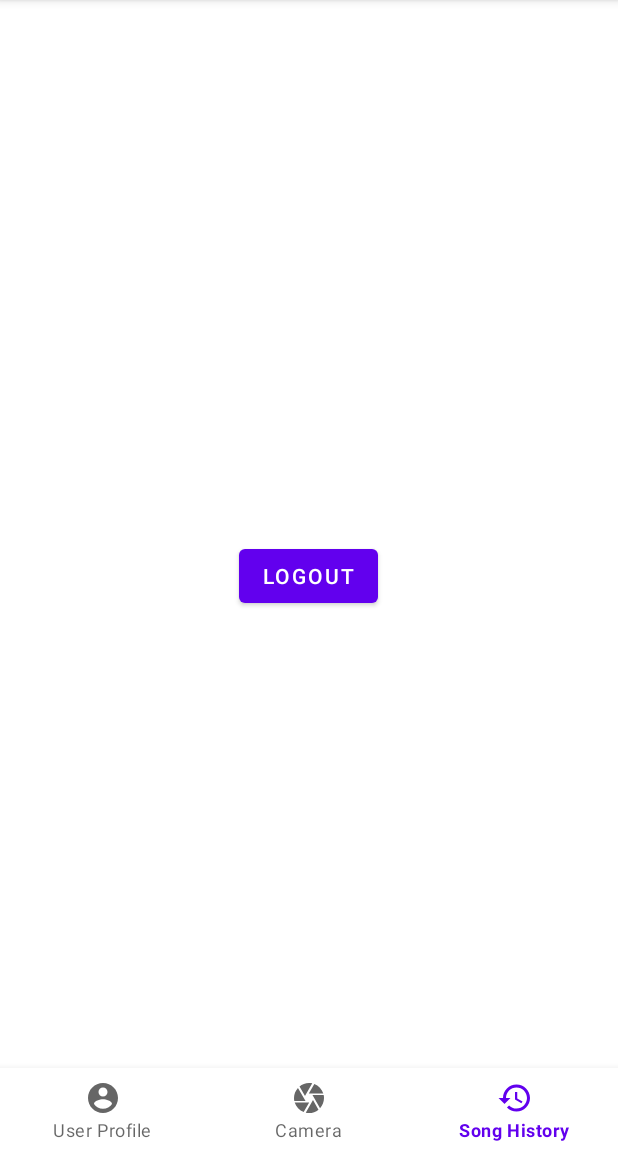
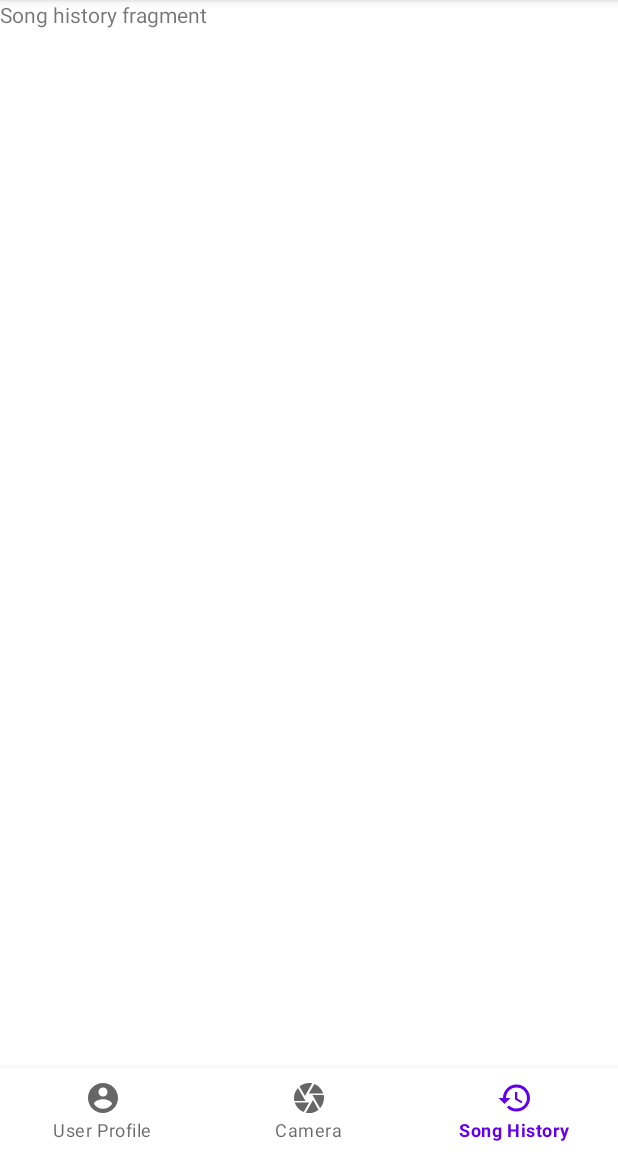
Before and after one commit to Alberto-Cortes/beto_cortes_fbu, an Android app: the MainActivity screen opened directly, with no data from a screen before it, item 3 of the bottom bar chosen, on a phone screen of 412 x 824 dp, the part 84-1236 px from its top. Run offline under Robolectric (Android 15) with nearby library versions, the phone set to English and light mode, and no system bars; libraries missing offline, so code that uses them is left out: com.parse.

Commit message:
MainActivity fragments
MainActivity now has a fragment for each option on the bottom navigation view

```diff
--- a/app/build.gradle
+++ b/app/build.gradle
@@ -38,6 +38,7 @@ dependencies {
     implementation 'androidx.appcompat:appcompat:1.3.0'
     implementation 'com.google.android.material:material:1.4.0'
     implementation 'androidx.constraintlayout:constraintlayout:2.0.4'
+    implementation 'androidx.legacy:legacy-support-v4:1.0.0'
     testImplementation 'junit:junit:4.+'
     androidTestImplementation 'androidx.test.ext:junit:1.1.3'
     androidTestImplementation 'androidx.test.espresso:espresso-core:3.4.0'
--- a/app/src/main/java/com/example/photostomusic/LoginActivity.java
+++ b/app/src/main/java/com/example/photostomusic/LoginActivity.java
@@ -17,6 +17,7 @@ import android.widget.Button;
 import android.widget.EditText;
 import android.widget.Toast;
 
+// TODO: Add docs to readme on GitHub
 public class LoginActivity extends AppCompatActivity {
 
     // Class name used as TAG for debugging
@@ -24,6 +25,7 @@ public class LoginActivity extends AppCompatActivity {
 
     // PSF variables required to interact with the Spotify Auth API
     private static final String CLIENT_ID = "59a64c83ef024ea786df03a966505f91";
+    // TODO: Replace code with a not so common number
     private static final int REQUEST_CODE = 1337;
     private static final String REDIRECT_URI = "intent://";
 
@@ -107,6 +109,7 @@ public class LoginActivity extends AppCompatActivity {
     protected void onActivityResult(int requestCode, int resultCode, @Nullable Intent data) {
         super.onActivityResult(requestCode, resultCode, data);
 
+        // TODO: Check on result code to this conditions
         // Check if result comes from the correct activity
         if (requestCode == REQUEST_CODE) {
             AuthenticationResponse response = AuthenticationClient.getResponse(resultCode, data);
--- a/app/src/main/java/com/example/photostomusic/MainActivity.java
+++ b/app/src/main/java/com/example/photostomusic/MainActivity.java
@@ -1,12 +1,20 @@
 package com.example.photostomusic;
 
+import androidx.annotation.NonNull;
 import androidx.appcompat.app.AppCompatActivity;
+import androidx.fragment.app.Fragment;
+import androidx.fragment.app.FragmentManager;
 
 import android.content.Intent;
 import android.os.Bundle;
+import android.view.MenuItem;
 import android.view.View;
 import android.widget.Button;
+import android.widget.Toast;
 
+import com.example.photostomusic.fragments.CameraFragment;
+import com.example.photostomusic.fragments.SongHistoryFragment;
+import com.example.photostomusic.fragments.UserProfileFragment;
 import com.google.android.material.bottomnavigation.BottomNavigationView;
 import com.parse.ParseUser;
 
@@ -24,8 +32,12 @@ public class MainActivity extends AppCompatActivity {
         super.onCreate(savedInstanceState);
         setContentView(R.layout.activity_main);
 
+        // Fragment manager for bottom navigation view
+        FragmentManager fragmentManager = getSupportFragmentManager();
+
+
         // Connect visual and logic parts
-        btnLogout = findViewById(R.id.btnLogout);
+        //btnLogout = findViewById(R.id.btnLogout);
         bottomNavigationView = findViewById(R.id.bottom_navigation);
 
         // Get token from the intent extras
@@ -33,7 +45,7 @@ public class MainActivity extends AppCompatActivity {
 
         // Logout of the Parse backend, looking for ways to logout of the Spotify API, not sure
         // if possible as it is not present on the docs.
-        btnLogout.setOnClickListener(new View.OnClickListener() {
+        /*btnLogout.setOnClickListener(new View.OnClickListener() {
             @Override
             public void onClick(View v) {
                 ParseUser.logOut();
@@ -41,6 +53,38 @@ public class MainActivity extends AppCompatActivity {
                 startActivity(i);
                 finish();
             }
+        });*/
+
+        // Set a listener for the bottom navigation view and each of its options, Android Studio
+        // shows the method as deprecated but the docs do not mark it as such.
+        // https://developer.android.com/reference/com/google/android/material/bottomnavigation/BottomNavigationView.OnNavigationItemSelectedListener
+        bottomNavigationView.setOnNavigationItemSelectedListener(new BottomNavigationView.OnNavigationItemSelectedListener() {
+            @Override
+            public boolean onNavigationItemSelected(@NonNull MenuItem item) {
+                Fragment fragment;
+                // TODO: Replace each case with their corresponding fragment
+                switch (item.getItemId()){
+                    case R.id.action_camera:
+                        Toast.makeText(MainActivity.this, "Camera", Toast.LENGTH_SHORT).show();
+                        fragment = new CameraFragment();
+                        break;
+                    case R.id.action_history:
+                        Toast.makeText(MainActivity.this, "History", Toast.LENGTH_SHORT).show();
+                        fragment = new SongHistoryFragment();
+                        break;
+                    case R.id.action_user:
+                        Toast.makeText(MainActivity.this, "User", Toast.LENGTH_SHORT).show();
+                        fragment = new UserProfileFragment();
+                        break;
+                    default:
+                        fragment = new CameraFragment();
+                        break;
+                }
+                fragmentManager.beginTransaction().replace(R.id.flContainer, fragment).commit();
+                return true;
+            }
         });
+        // Set default selection
+        bottomNavigationView.setSelectedItemId(R.id.action_camera);
     }
 }
--- /dev/null
+++ b/app/src/main/java/com/example/photostomusic/fragments/CameraFragment.java
@@ -0,0 +1,66 @@
+package com.example.photostomusic.fragments;
+
+import android.os.Bundle;
+
+import androidx.fragment.app.Fragment;
+
+import android.view.LayoutInflater;
+import android.view.View;
+import android.view.ViewGroup;
+
+import com.example.photostomusic.R;
+
+/**
+ * A simple {@link Fragment} subclass.
+ * Use the {@link CameraFragment#newInstance} factory method to
+ * create an instance of this fragment.
+ */
+public class CameraFragment extends Fragment {
+
+    // TODO: Rename parameter arguments, choose names that match
+    // the fragment initialization parameters, e.g. ARG_ITEM_NUMBER
+    private static final String ARG_PARAM1 = "param1";
+    private static final String ARG_PARAM2 = "param2";
+
+    // TODO: Rename and change types of parameters
+    private String mParam1;
+    private String mParam2;
+
+    public CameraFragment() {
+        // Required empty public constructor
+    }
+
+    /**
+     * Use this factory method to create a new instance of
+     * this fragment using the provided parameters.
+     *
+     * @param param1 Parameter 1.
+     * @param param2 Parameter 2.
+     * @return A new instance of fragment CameraFragment.
+     */
+    // TODO: Rename and change types and number of parameters
+    public static CameraFragment newInstance(String param1, String param2) {
+        CameraFragment fragment = new CameraFragment();
+        Bundle args = new Bundle();
+        args.putString(ARG_PARAM1, param1);
+        args.putString(ARG_PARAM2, param2);
+        fragment.setArguments(args);
+        return fragment;
+    }
+
+    @Override
+    public void onCreate(Bundle savedInstanceState) {
+        super.onCreate(savedInstanceState);
+        if (getArguments() != null) {
+            mParam1 = getArguments().getString(ARG_PARAM1);
+            mParam2 = getArguments().getString(ARG_PARAM2);
+        }
+    }
+
+    @Override
+    public View onCreateView(LayoutInflater inflater, ViewGroup container,
+                             Bundle savedInstanceState) {
+        // Inflate the layout for this fragment
+        return inflater.inflate(R.layout.fragment_camera, container, false);
+    }
+}
--- /dev/null
+++ b/app/src/main/java/com/example/photostomusic/fragments/SongHistoryFragment.java
@@ -0,0 +1,66 @@
+package com.example.photostomusic.fragments;
+
+import android.os.Bundle;
+
+import androidx.fragment.app.Fragment;
+
+import android.view.LayoutInflater;
+import android.view.View;
+import android.view.ViewGroup;
+
+import com.example.photostomusic.R;
+
+/**
+ * A simple {@link Fragment} subclass.
+ * Use the {@link SongHistoryFragment#newInstance} factory method to
+ * create an instance of this fragment.
+ */
+public class SongHistoryFragment extends Fragment {
+
+    // TODO: Rename parameter arguments, choose names that match
+    // the fragment initialization parameters, e.g. ARG_ITEM_NUMBER
+    private static final String ARG_PARAM1 = "param1";
+    private static final String ARG_PARAM2 = "param2";
+
+    // TODO: Rename and change types of parameters
+    private String mParam1;
+    private String mParam2;
+
+    public SongHistoryFragment() {
+        // Required empty public constructor
+    }
+
+    /**
+     * Use this factory method to create a new instance of
+     * this fragment using the provided parameters.
+     *
+     * @param param1 Parameter 1.
+     * @param param2 Parameter 2.
+     * @return A new instance of fragment SongHistoryFragment.
+     */
+    // TODO: Rename and change types and number of parameters
+    public static SongHistoryFragment newInstance(String param1, String param2) {
+        SongHistoryFragment fragment = new SongHistoryFragment();
+        Bundle args = new Bundle();
+        args.putString(ARG_PARAM1, param1);
+        args.putString(ARG_PARAM2, param2);
+        fragment.setArguments(args);
+        return fragment;
+    }
+
+    @Override
+    public void onCreate(Bundle savedInstanceState) {
+        super.onCreate(savedInstanceState);
+        if (getArguments() != null) {
+            mParam1 = getArguments().getString(ARG_PARAM1);
+            mParam2 = getArguments().getString(ARG_PARAM2);
+        }
+    }
+
+    @Override
+    public View onCreateView(LayoutInflater inflater, ViewGroup container,
+                             Bundle savedInstanceState) {
+        // Inflate the layout for this fragment
+        return inflater.inflate(R.layout.fragment_song_history, container, false);
+    }
+}
--- a/app/src/main/res/layout/activity_main.xml
+++ b/app/src/main/res/layout/activity_main.xml
@@ -6,6 +6,12 @@
     android:layout_height="match_parent"
     tools:context=".MainActivity">
 
+    <FrameLayout
+        android:id="@+id/flContainer"
+        android:layout_width="match_parent"
+        android:layout_height="match_parent"
+        android:layout_above="@id/bottom_navigation" />
+
     <com.google.android.material.bottomnavigation.BottomNavigationView
         android:id="@+id/bottom_navigation"
         android:layout_width="match_parent"
@@ -13,11 +19,4 @@
         android:layout_alignParentBottom="true"
         app:menu="@menu/menu_bottom_navigation" />
 
-    <Button
-        android:id="@+id/btnLogout"
-        android:layout_width="wrap_content"
-        android:layout_height="wrap_content"
-        android:text="Logout"
-        android:layout_centerInParent="true"
-        />
 </RelativeLayout>
--- /dev/null
+++ b/app/src/main/res/layout/fragment_song_history.xml
@@ -0,0 +1,14 @@
+<?xml version="1.0" encoding="utf-8"?>
+<FrameLayout xmlns:android="http://schemas.android.com/apk/res/android"
+    xmlns:tools="http://schemas.android.com/tools"
+    android:layout_width="match_parent"
+    android:layout_height="match_parent"
+    tools:context=".fragments.SongHistoryFragment">
+
+    <!-- TODO: Update blank fragment layout -->
+    <TextView
+        android:layout_width="match_parent"
+        android:layout_height="match_parent"
+        android:text="Song history fragment" />
+
+</FrameLayout>
--- a/app/src/main/res/values/strings.xml
+++ b/app/src/main/res/values/strings.xml
@@ -1,3 +1,5 @@
 <resources>
     <string name="app_name">PhotosToMusic</string>
+    <!-- TODO: Remove or change this placeholder text -->
+    <string name="hello_blank_fragment">Hello blank fragment</string>
 </resources>
```
Also changed, not shown: app/src/main/java/com/example/photostomusic/fragments/UserProfileFragment.java (added, +66 -0 lines), app/src/main/res/layout/fragment_camera.xml (added, +14 -0 lines), app/src/main/res/layout/fragment_user_profile.xml (added, +14 -0 lines).
